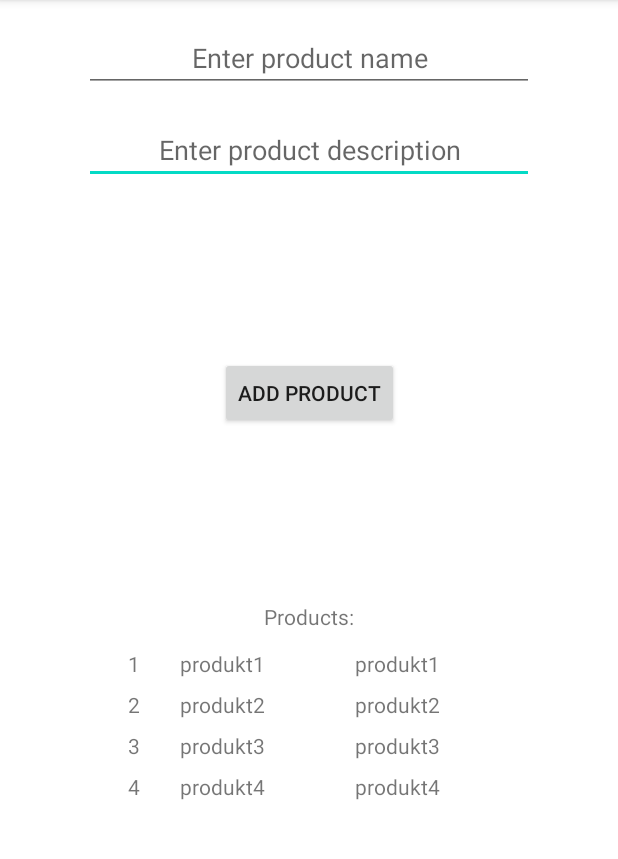
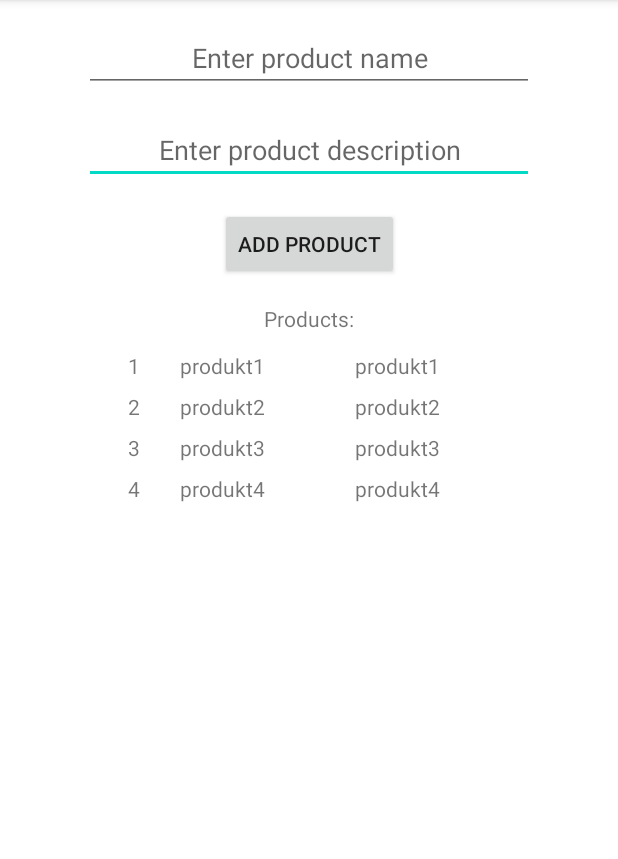
Before and after one commit to darq37/android-room, an Android app: the ProductActivity screen opened directly, with no data from a screen before it, on a phone screen of 412 x 824 dp, the part 84-943 px from its top. Run offline under Robolectric (Android 15) with nearby library versions, the phone set to English and light mode, and no system bars; our stand-ins replace Room's generated code.

```diff
--- a/app/src/main/AndroidManifest.xml
+++ b/app/src/main/AndroidManifest.xml
@@ -11,7 +11,7 @@
         android:supportsRtl="true"
         android:theme="@style/AppTheme"
         tools:ignore="AllowBackup">
-        <activity android:name=".activities.listDetails.ListDetailsActivity"></activity>
+        <activity android:name=".activities.listDetails.ListDetailsActivity" />
         <activity android:name=".activities.login.LoginActivity" />
         <activity android:name=".activities.register.RegisterActivity" />
         <activity
--- a/app/src/main/java/com/darq37/android_room/database/dao/ShoppingListDao.java
+++ b/app/src/main/java/com/darq37/android_room/database/dao/ShoppingListDao.java
@@ -38,4 +38,9 @@ public abstract class ShoppingListDao extends GenericDao<ShoppingList, Long> {
 
     @Query("SELECT * FROM shopping_lists WHERE login = :owner")
     public abstract ShoppingList getForUserSync(String owner);
+
+    @Transaction
+    @Query("SELECT * FROM shopping_lists WHERE list_id = :id")
+    public abstract ShoppingList getByIdSync(long id);
+
 }
--- a/app/src/main/res/layout/activity_list_details.xml
+++ b/app/src/main/res/layout/activity_list_details.xml
@@ -75,13 +75,13 @@
         app:layout_constraintEnd_toEndOf="parent"
         app:layout_constraintStart_toStartOf="parent"
         app:layout_constraintTop_toBottomOf="@+id/text_list_owner"
-        tools:text="@string/list_date_string" />
+        tools:text="@string/list_created_date_string" />
 
     <androidx.recyclerview.widget.RecyclerView
         android:id="@+id/product_list"
         android:layout_width="377dp"
         android:layout_height="397dp"
-        android:layout_marginStart="16dp"
+        android:layout_marginStart="8dp"
         android:layout_marginTop="16dp"
         android:layout_marginEnd="8dp"
         android:layout_marginBottom="8dp"
--- a/app/src/main/res/layout/activity_product.xml
+++ b/app/src/main/res/layout/activity_product.xml
@@ -39,8 +39,8 @@
         android:id="@+id/addProductButton"
         android:layout_width="wrap_content"
         android:layout_height="wrap_content"
+        android:layout_marginTop="16dp"
         android:text="@string/add_product"
-        app:layout_constraintBottom_toTopOf="@+id/your_products"
         app:layout_constraintEnd_toEndOf="parent"
         app:layout_constraintStart_toStartOf="parent"
         app:layout_constraintTop_toBottomOf="@+id/productDescription" />
@@ -49,20 +49,20 @@
         android:id="@+id/productListView"
         android:layout_width="300dp"
         android:layout_height="287dp"
-        android:layout_marginBottom="52dp"
-        app:layout_constraintBottom_toBottomOf="parent"
+        android:layout_marginTop="8dp"
         app:layout_constraintEnd_toEndOf="parent"
         app:layout_constraintStart_toStartOf="parent"
+        app:layout_constraintTop_toBottomOf="@+id/your_products"
         tools:listitem="@layout/product_data" />
 
     <TextView
         android:id="@+id/your_products"
         android:layout_width="wrap_content"
         android:layout_height="wrap_content"
-        android:layout_marginBottom="8dp"
+        android:layout_marginTop="16dp"
         android:text="@string/products"
-        app:layout_constraintBottom_toTopOf="@+id/productListView"
         app:layout_constraintEnd_toEndOf="parent"
-        app:layout_constraintStart_toStartOf="parent" />
+        app:layout_constraintStart_toStartOf="parent"
+        app:layout_constraintTop_toBottomOf="@+id/addProductButton" />
 
 </androidx.constraintlayout.widget.ConstraintLayout>
--- a/app/src/main/res/values/strings.xml
+++ b/app/src/main/res/values/strings.xml
@@ -44,7 +44,7 @@
     <string name="manage_lists_button">New list button</string>
     <string name="list_owner_string">Owner: %1$s</string>
     <string name="list_name_string">Name: %1$s</string>
-    <string name="list_date_string">Date: %1$s</string>
+    <string name="list_created_date_string">Created: %1$s</string>
     <string name="items">Items:</string>
     <string name="add_products_to_list">Add products to list</string>
     <string name="select_products">Select products</string>
```
Also changed, not shown: app/src/main/java/com/darq37/android_room/activities/listDetails/ListDetailsActivity.java (+22 -18 lines), app/src/main/java/com/darq37/android_room/adapters/ShoppingListAdapter.java (+7 -5 lines).
